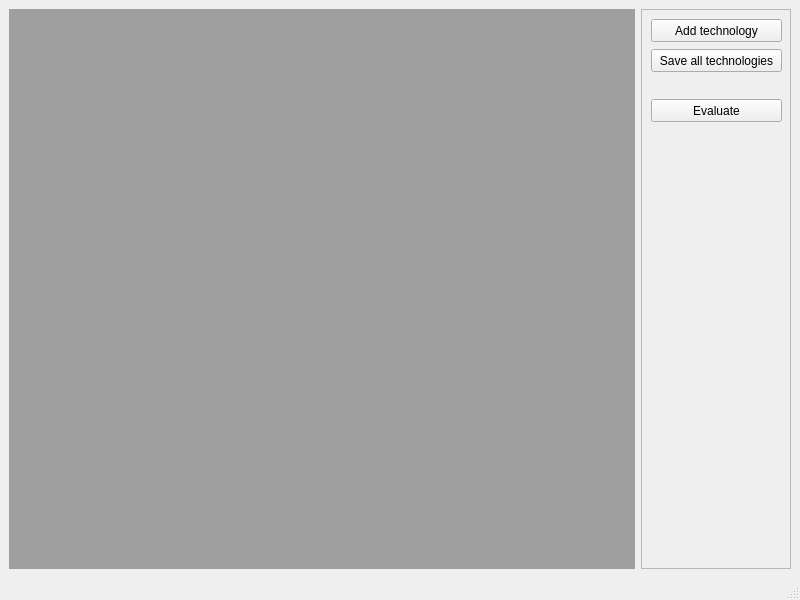
Jackirson/pyttools, file code/pev/experts_gui/ui/mainwindow.ui: the form before one commit.
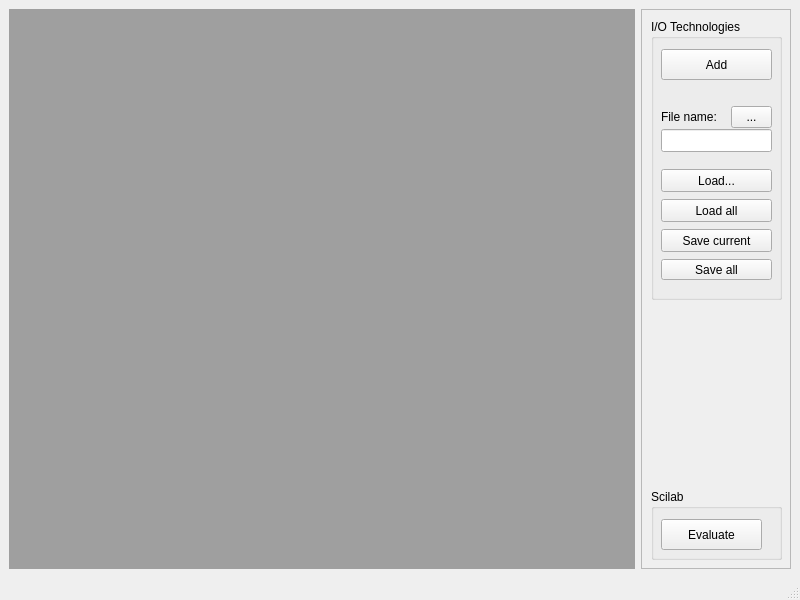
The form after the commit.

Commit message: Первое знакомство с интерфейсом. Добавил названия таблиц с технологиями. Версия не законченная.

Patch:
```diff
--- a/code/pev/experts_gui/ui/mainwindow.ui
+++ b/code/pev/experts_gui/ui/mainwindow.ui
@@ -38,44 +38,145 @@
       <property name="frameShadow">
        <enum>QFrame::Raised</enum>
       </property>
-      <widget class="QPushButton" name="addTech">
+      <widget class="QGroupBox" name="group_IO">
        <property name="geometry">
         <rect>
          <x>10</x>
          <y>10</y>
          <width>131</width>
-         <height>23</height>
+         <height>281</height>
         </rect>
        </property>
-       <property name="text">
-        <string>Add technology</string>
+       <property name="title">
+        <string>I/O Technologies</string>
        </property>
+       <widget class="QPushButton" name="addTech">
+        <property name="geometry">
+         <rect>
+          <x>10</x>
+          <y>30</y>
+          <width>111</width>
+          <height>31</height>
+         </rect>
+        </property>
+        <property name="text">
+         <string>Add</string>
+        </property>
+       </widget>
+       <widget class="QPushButton" name="saveTech">
+        <property name="geometry">
+         <rect>
+          <x>10</x>
+          <y>240</y>
+          <width>111</width>
+          <height>21</height>
+         </rect>
+        </property>
+        <property name="text">
+         <string>Save all</string>
+        </property>
+       </widget>
+       <widget class="QPushButton" name="saveOneTech">
+        <property name="geometry">
+         <rect>
+          <x>10</x>
+          <y>210</y>
+          <width>111</width>
+          <height>23</height>
+         </rect>
+        </property>
+        <property name="text">
+         <string>Save current</string>
+        </property>
+       </widget>
+       <widget class="QPushButton" name="loadOneTech">
+        <property name="geometry">
+         <rect>
+          <x>10</x>
+          <y>150</y>
+          <width>111</width>
+          <height>23</height>
+         </rect>
+        </property>
+        <property name="text">
+         <string>Load...</string>
+        </property>
+       </widget>
+       <widget class="QLineEdit" name="filename">
+        <property name="geometry">
+         <rect>
+          <x>10</x>
+          <y>110</y>
+          <width>111</width>
+          <height>23</height>
+         </rect>
+        </property>
+       </widget>
+       <widget class="QPushButton" name="loadTech">
+        <property name="geometry">
+         <rect>
+          <x>10</x>
+          <y>180</y>
+          <width>111</width>
+          <height>23</height>
+         </rect>
+        </property>
+        <property name="text">
+         <string>Load all</string>
+        </property>
+       </widget>
+       <widget class="QToolButton" name="selectFile">
+        <property name="geometry">
+         <rect>
+          <x>80</x>
+          <y>87</y>
+          <width>41</width>
+          <height>22</height>
+         </rect>
+        </property>
+        <property name="text">
+         <string>...</string>
+        </property>
+       </widget>
+       <widget class="QLabel" name="label_filename">
+        <property name="geometry">
+         <rect>
+          <x>10</x>
+          <y>90</y>
+          <width>91</width>
+          <height>16</height>
+         </rect>
+        </property>
+        <property name="text">
+         <string>File name:</string>
+        </property>
+       </widget>
       </widget>
-      <widget class="QPushButton" name="saveTech">
+      <widget class="QGroupBox" name="group_SCI">
        <property name="geometry">
         <rect>
          <x>10</x>
-         <y>40</y>
+         <y>480</y>
          <width>131</width>
-         <height>23</height>
+         <height>71</height>
         </rect>
        </property>
-       <property name="text">
-        <string>Save all technologies</string>
+       <property name="title">
+        <string>Scilab</string>
        </property>
-      </widget>
-      <widget class="QPushButton" name="evaluate">
-       <property name="geometry">
-        <rect>
-         <x>10</x>
-         <y>90</y>
-         <width>131</width>
-         <height>23</height>
-        </rect>
-       </property>
-       <property name="text">
-        <string>Evaluate</string>
-       </property>
+       <widget class="QPushButton" name="evaluate">
+        <property name="geometry">
+         <rect>
+          <x>10</x>
+          <y>30</y>
+          <width>101</width>
+          <height>31</height>
+         </rect>
+        </property>
+        <property name="text">
+         <string>Evaluate</string>
+        </property>
+       </widget>
       </widget>
      </widget>
     </item>
```
The commit also changes 3 other files.
